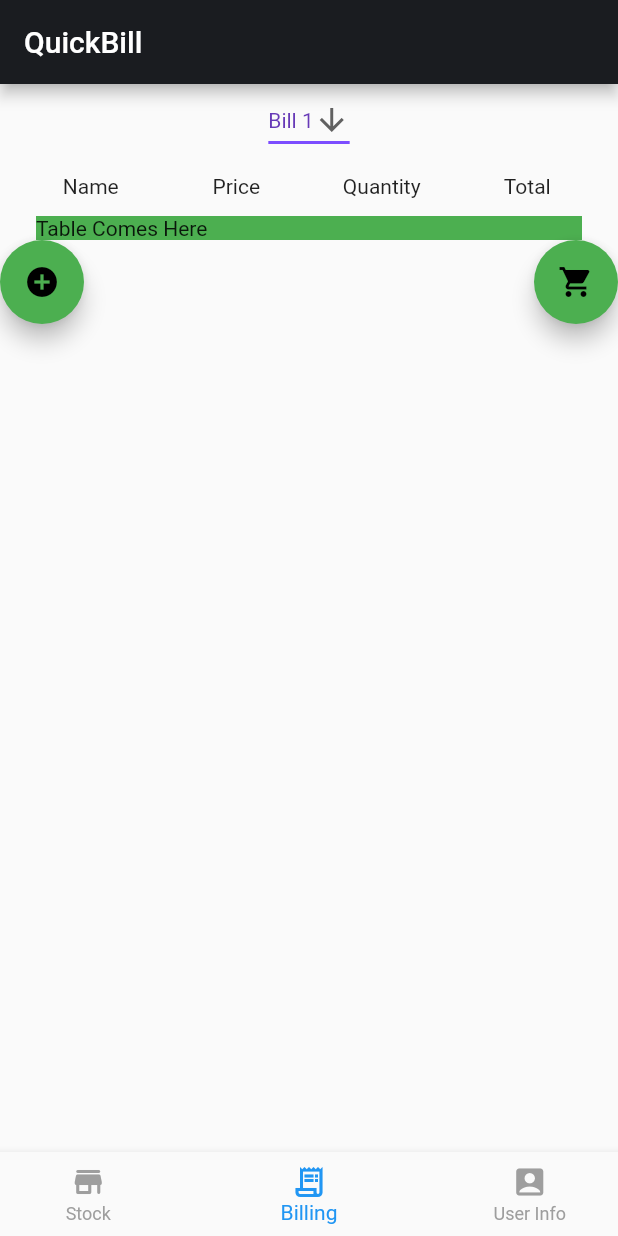
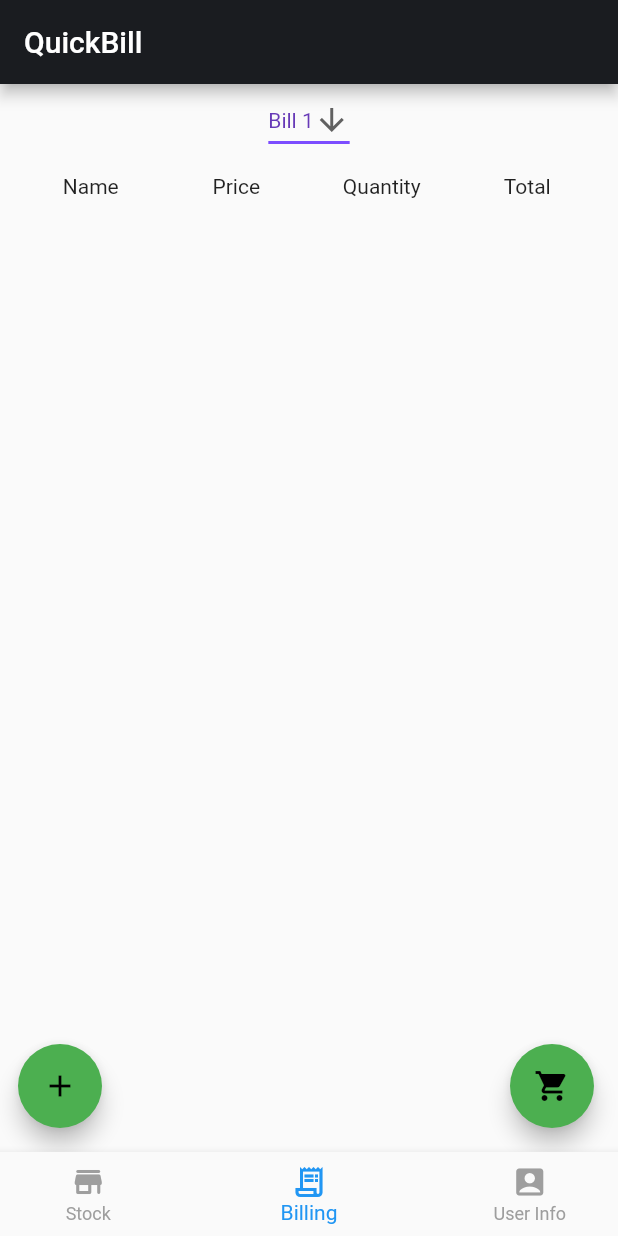
Before and after one commit to Eshaan-B/Shooper, a Flutter app: the screen it shows after launch, on a phone screen of 412 x 824 dp. Run offline on Flutter 3.47's test engine with Material 2 defaults, Android fonts, the phone set to English and light mode, and no system bars.

Commit message:
Made Billing View
Some Errors in Table View in billing page

```diff
--- a/lib/main.dart
+++ b/lib/main.dart
@@ -8,6 +8,9 @@ import 'screens/SplashScreen.dart';
 import 'screens/BillingScreen.dart';
 import 'screens/StockScreen.dart';
 import 'screens/TabsScreen.dart';
+
+//TODO:for testing purpose
+import 'screens/Test-ListView.dart';
 
 void main() => runApp(MyApp());
 
@@ -36,7 +39,6 @@ class MyApp extends StatelessWidget {
         theme: ThemeData(
           primarySwatch: MaterialColor(0xff1a1c20, color),
           accentColor: MaterialColor(0xfff9813a, color),
-
         ),
         home: SplashScreen(),
         routes: {
@@ -44,7 +46,6 @@ class MyApp extends StatelessWidget {
           TabsScreen.routeName: (ctx) => TabsScreen(),
           BillingScreen.routeName: (ctx) => BillingScreen(),
           StockScreen.routeName: (ctx) => StockScreen(),
-
         },
       ),
     );
--- a/lib/screens/BillingScreen.dart
+++ b/lib/screens/BillingScreen.dart
@@ -1,10 +1,10 @@
 import 'package:flutter/material.dart';
 import 'package:provider/provider.dart';
+import 'package:shooper/screens/Test-ListView.dart';
 import '../providers/ProductProvider.dart';
 
 import '../widgets/bill-header.dart';
 import '../providers/billItem.dart';
-import '../widgets/listview.dart';
 
 class BillingScreen extends StatefulWidget {
   const BillingScreen({Key? key}) : super(key: key);
@@ -47,20 +47,19 @@ class _BillingScreenState extends State<BillingScreen> {
             }).toList(),
           ),
           Header(),
-          Container(
-            child: Text('Table Comes Here'),
-            decoration: new BoxDecoration(color: Colors.green),
-            width: double.infinity,
-            margin: EdgeInsets.only(left: 24, right: 24),
+        ],
       ),
-          Stack(
+      floatingActionButton: Stack(
         children: <Widget>[
-              Align(
+          Padding(
+            padding: const EdgeInsets.only(left: 28.0),
+            child: Align(
               alignment: Alignment.bottomLeft,
               child: FloatingActionButton(
                 onPressed: () => print('add'),
-                  child: const Icon(Icons.add_circle_sharp),
+                child: const Icon(Icons.add),
                 backgroundColor: Colors.green,
+              ),
             ),
           ),
           Align(
@@ -72,8 +71,6 @@ class _BillingScreenState extends State<BillingScreen> {
             ),
           ),
         ],
-          )
-        ],
       ),
     );
   }
```
Also changed, not shown: lib/providers/billItem.dart (+32 -12 lines), lib/screens/Test-ListView.dart (added, +28 -0 lines), lib/widgets/listview.dart (deleted, +0 -24 lines). Lines whose indentation alone changed are shown as unchanged.
